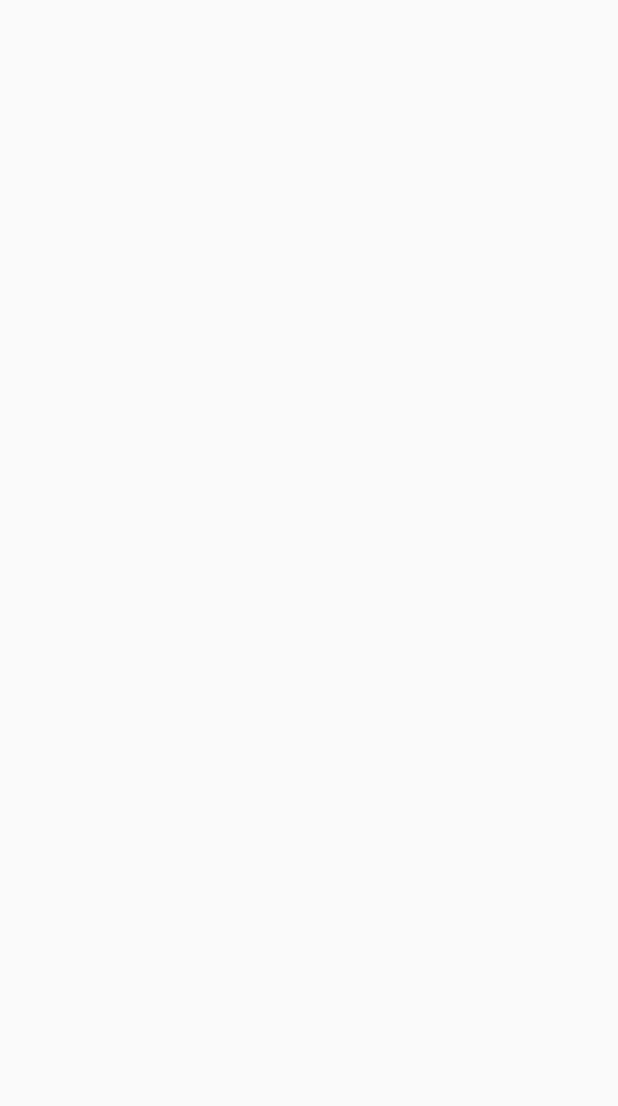
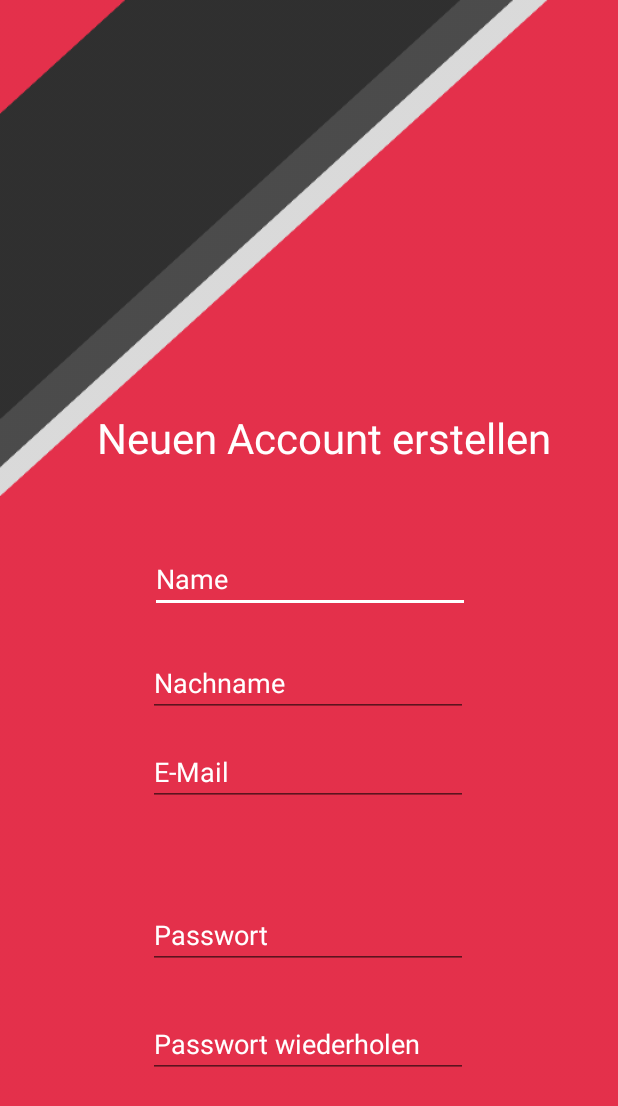
Before and after one commit to WeCyberFacility/swipe-android, an Android app: the RegisterActivity screen opened directly, with no data from a screen before it, on a phone screen of 412 x 824 dp. Before the commit the part shown is empty. Shown: the top 1106 px of the screen. Run offline under Robolectric (Android 15) with nearby library versions, the phone set to English and light mode, and no system bars.

Commit message:
RegisterActivity, LoginActvity, RegisterXML -Metin

```diff
--- a/app/src/main/java/com/example/metinatac/speakout/HomeActivity.java
+++ b/app/src/main/java/com/example/metinatac/speakout/HomeActivity.java
@@ -34,7 +34,7 @@ private int at =0;
         super.onCreate(savedInstanceState);
         setContentView(R.layout.activity_home);
 
-        likeActionBar.findViewById(R.id.homeToolBar);
+
 
 
         db = FirebaseFirestore.getInstance();
--- a/app/src/main/java/com/example/metinatac/speakout/LogInActivity.java
+++ b/app/src/main/java/com/example/metinatac/speakout/LogInActivity.java
@@ -8,6 +8,7 @@ import android.support.annotation.NonNull;
 import android.support.v7.app.AppCompatActivity;
 import android.util.Log;
 import android.view.View;
+import android.widget.TextView;
 import android.widget.Toast;
 
 import com.google.android.gms.auth.api.signin.GoogleSignIn;
@@ -38,14 +39,14 @@ public class LogInActivity extends AppCompatActivity {
 
     private FirebaseAuth.AuthStateListener mAuthListener;
     private static final String TAG = "SignInACTIVITY";
-
+private TextView Register;
 
 
     @Override
     protected void onCreate(Bundle savedInstanceState) {
         super.onCreate(savedInstanceState);
         setContentView(R.layout.activity_log_in);
-
+Register = (TextView)findViewById(R.id.textView3);
 
         mAuth = FirebaseAuth.getInstance();
 
@@ -203,4 +204,9 @@ public class LogInActivity extends AppCompatActivity {
                 });
     }
 
+
+
+
+
+
 }
--- a/app/src/main/res/layout/activity_log_in.xml
+++ b/app/src/main/res/layout/activity_log_in.xml
@@ -105,6 +105,8 @@
         android:layout_marginEnd="8dp"
         android:layout_marginStart="8dp"
         android:layout_marginTop="8dp"
+        android:onClick="changeToRegister"
+        android:clickable="true"
         android:text="Noch kein Account?   -  Jetzt Registrieren"
         android:textColor="@android:color/white"
         android:textSize="14sp"
--- a/app/src/main/res/layout/activity_register.xml
+++ b/app/src/main/res/layout/activity_register.xml
@@ -4,6 +4,120 @@
     xmlns:tools="http://schemas.android.com/tools"
     android:layout_width="match_parent"
     android:layout_height="match_parent"
+    android:background="@mipmap/gbrneu"
     tools:context=".RegisterActivity">
 
+    <TextView
+        android:id="@+id/NeuenAccountErstellen"
+        android:layout_width="311dp"
+        android:layout_height="43dp"
+        android:layout_marginBottom="508dp"
+        android:layout_marginEnd="36dp"
+        android:layout_marginStart="37dp"
+        android:layout_marginTop="89dp"
+        android:text="Neuen Account erstellen"
+        android:textColor="@android:color/white"
+        android:textSize="28sp"
+        app:layout_constraintBottom_toBottomOf="parent"
+        app:layout_constraintEnd_toEndOf="parent"
+        app:layout_constraintHorizontal_bias="1.0"
+        app:layout_constraintStart_toStartOf="parent"
+        app:layout_constraintTop_toTopOf="parent"
+        app:layout_constraintVertical_bias="1.0" />
+
+    <EditText
+        android:id="@+id/RegisterNameIn"
+        android:layout_width="wrap_content"
+        android:layout_height="45dp"
+        android:layout_marginBottom="416dp"
+        android:layout_marginEnd="84dp"
+        android:layout_marginStart="85dp"
+        android:layout_marginTop="47dp"
+        android:ems="10"
+        android:hint="Name"
+        android:inputType="textPersonName"
+        android:text=""
+        android:textColor="@android:color/white"
+        android:textColorHint="@android:color/white"
+        app:layout_constraintBottom_toBottomOf="parent"
+        app:layout_constraintEnd_toEndOf="parent"
+        app:layout_constraintStart_toStartOf="parent"
+        app:layout_constraintTop_toBottomOf="@+id/NeuenAccountErstellen" />
+
+    <EditText
+        android:id="@+id/RegisterSurnameIn"
+        android:layout_width="wrap_content"
+        android:layout_height="wrap_content"
+        android:layout_marginBottom="346dp"
+        android:layout_marginEnd="85dp"
+        android:layout_marginStart="84dp"
+        android:layout_marginTop="24dp"
+        android:ems="10"
+        android:inputType="textPersonName"
+       android:hint="Nachname"
+        android:text=""
+
+        android:textColorHint="@android:color/white"
+        android:textColor="@android:color/white"
+        app:layout_constraintBottom_toBottomOf="parent"
+        app:layout_constraintEnd_toEndOf="parent"
+        app:layout_constraintStart_toStartOf="parent"
+        app:layout_constraintTop_toBottomOf="@+id/RegisterNameIn" />
+
+    <EditText
+        android:id="@+id/RegisterEmailIn"
+        android:layout_width="wrap_content"
+        android:layout_height="wrap_content"
+        android:layout_marginBottom="32dp"
+        android:layout_marginEnd="85dp"
+        android:layout_marginStart="84dp"
+        android:layout_marginTop="29dp"
+
+        android:ems="10"
+        android:hint="E-Mail"
+        android:inputType="textEmailAddress"
+        android:text=""
+        android:textColor="@android:color/white"
+        android:textColorHint="@android:color/white"
+        app:layout_constraintBottom_toTopOf="@+id/RegisterPasswordIn"
+        app:layout_constraintEnd_toEndOf="parent"
+        app:layout_constraintStart_toStartOf="parent"
+        app:layout_constraintTop_toBottomOf="@+id/RegisterSurnameIn" />
+
+    <EditText
+        android:id="@+id/RegisterPasswordIn"
+        android:layout_width="wrap_content"
+        android:layout_height="wrap_content"
+        android:layout_marginBottom="194dp"
+        android:layout_marginEnd="85dp"
+        android:layout_marginStart="84dp"
+
+        android:layout_marginTop="31dp"
+        android:ems="10"
+        android:hint="Passwort"
+        android:inputType="textPassword"
+        android:textColorHint="@android:color/white"
+        app:layout_constraintBottom_toBottomOf="parent"
+        app:layout_constraintEnd_toEndOf="parent"
+        app:layout_constraintStart_toStartOf="parent"
+        app:layout_constraintTop_toBottomOf="@+id/RegisterEmailIn" />
+
+    <EditText
+        android:id="@+id/REgisterPassRepeat"
+        android:layout_width="wrap_content"
+        android:layout_height="wrap_content"
+        android:layout_marginBottom="107dp"
+        android:layout_marginEnd="85dp"
+        android:layout_marginStart="84dp"
+        android:layout_marginTop="30dp"
+        android:ems="10"
+        android:hint="Passwort wiederholen"
+        android:textColorHint="@android:color/white"
+
+        android:inputType="textPassword"
+        app:layout_constraintBottom_toBottomOf="parent"
+        app:layout_constraintEnd_toEndOf="parent"
+        app:layout_constraintStart_toStartOf="parent"
+        app:layout_constraintTop_toBottomOf="@+id/RegisterPasswordIn" />
+
 </android.support.constraint.ConstraintLayout>
```
